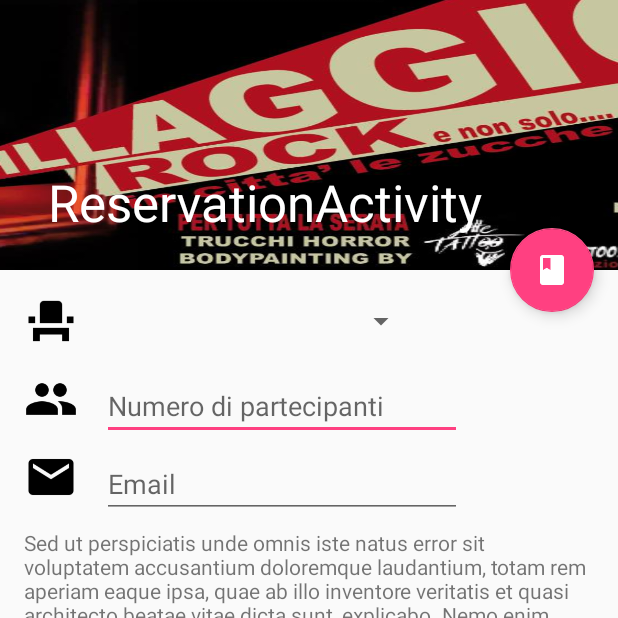
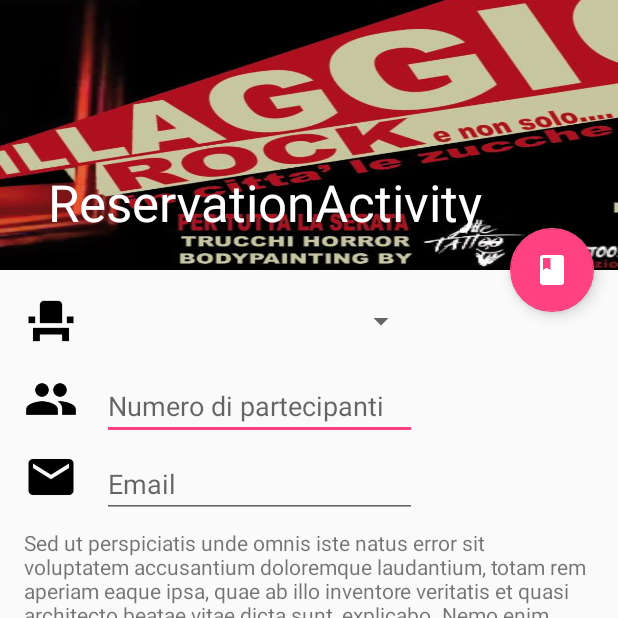
Before and after one commit to HopApps/VillaggioRock, an Android app: the ReservationActivity screen opened directly, with no data from a screen before it, on a phone screen of 412 x 824 dp, the top half of it. Run offline under Robolectric (Android 15) with nearby library versions, the phone set to English and light mode, and no system bars.

Commit message:
FIX-04 - Changed text-box width to be the same than the spinner.

```diff
--- a/VillaggioRock/app/src/main/res/layout/content_reservation.xml
+++ b/VillaggioRock/app/src/main/res/layout/content_reservation.xml
@@ -43,7 +43,7 @@
 
         <EditText
             android:id="@+id/et_going"
-            android:layout_width="@dimen/reservation_tv_width"
+            android:layout_width="@dimen/reservation_width"
             android:layout_height="wrap_content"
             android:gravity="center_vertical"
             android:layout_below="@id/reservation_icon"
@@ -66,7 +66,7 @@
 
         <EditText
             android:id="@+id/et_mail"
-            android:layout_width="@dimen/reservation_tv_width"
+            android:layout_width="@dimen/reservation_width"
             android:layout_height="wrap_content"
             android:gravity="center_vertical"
             android:layout_below="@id/people_icon"
```
